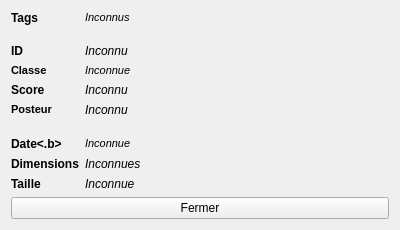
Above: ui/detailsWindow.ui from XanderMld/imgbrd-grabber before the change. Below: the same form after it.
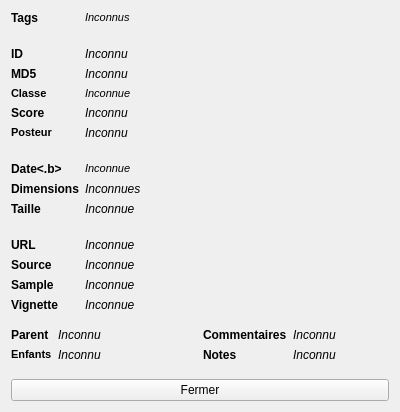
That is the form after the change. Icons and pictures are not drawn.

```diff
--- a/ui/detailsWindow.ui
+++ b/ui/detailsWindow.ui
@@ -7,9 +7,15 @@
     <x>0</x>
     <y>0</y>
     <width>400</width>
-    <height>230</height>
+    <height>412</height>
    </rect>
   </property>
+  <property name="sizePolicy">
+   <sizepolicy hsizetype="Preferred" vsizetype="Preferred">
+    <horstretch>0</horstretch>
+    <verstretch>0</verstretch>
+   </sizepolicy>
+  </property>
   <property name="windowTitle">
    <string>Form</string>
   </property>
@@ -44,10 +50,13 @@
       </widget>
      </item>
      <item row="1" column="0" colspan="2">
-      <spacer name="verticalSpacer">
+      <spacer name="verticalSpacer1">
        <property name="orientation">
         <enum>Qt::Vertical</enum>
        </property>
+       <property name="sizeType">
+        <enum>QSizePolicy::Fixed</enum>
+       </property>
        <property name="sizeHint" stdset="0">
         <size>
          <width>10</width>
@@ -70,7 +79,7 @@
        </property>
       </widget>
      </item>
-     <item row="3" column="0">
+     <item row="4" column="0">
       <widget class="QLabel" name="labelFormRating">
        <property name="text">
         <string>&lt;!DOCTYPE HTML PUBLIC &quot;-//W3C//DTD HTML 4.0//EN&quot; &quot;http://www.w3.org/TR/REC-html40/strict.dtd&quot;&gt;
@@ -81,7 +90,7 @@
        </property>
       </widget>
      </item>
-     <item row="3" column="1">
+     <item row="4" column="1">
       <widget class="QLabel" name="labelRating">
        <property name="text">
         <string>&lt;!DOCTYPE HTML PUBLIC &quot;-//W3C//DTD HTML 4.0//EN&quot; &quot;http://www.w3.org/TR/REC-html40/strict.dtd&quot;&gt;
@@ -95,14 +104,14 @@
        </property>
       </widget>
      </item>
-     <item row="4" column="0">
+     <item row="5" column="0">
       <widget class="QLabel" name="labelFormScore">
        <property name="text">
         <string>&lt;b&gt;Score&lt;/b&gt;</string>
        </property>
       </widget>
      </item>
-     <item row="4" column="1">
+     <item row="5" column="1">
       <widget class="QLabel" name="labelScore">
        <property name="text">
         <string>&lt;i&gt;Inconnu&lt;/i&gt;</string>
@@ -112,7 +121,7 @@
        </property>
       </widget>
      </item>
-     <item row="5" column="0">
+     <item row="6" column="0">
       <widget class="QLabel" name="labelFormUser">
        <property name="text">
         <string>&lt;!DOCTYPE HTML PUBLIC &quot;-//W3C//DTD HTML 4.0//EN&quot; &quot;http://www.w3.org/TR/REC-html40/strict.dtd&quot;&gt;
@@ -123,7 +132,7 @@
        </property>
       </widget>
      </item>
-     <item row="5" column="1">
+     <item row="6" column="1">
       <widget class="QLabel" name="labelUser">
        <property name="text">
         <string>&lt;i&gt;Inconnu&lt;/i&gt;</string>
@@ -133,11 +142,14 @@
        </property>
       </widget>
      </item>
-     <item row="6" column="0" colspan="2">
-      <spacer name="verticalSpacer_2">
+     <item row="7" column="0" colspan="2">
+      <spacer name="verticalSpacer2">
        <property name="orientation">
         <enum>Qt::Vertical</enum>
        </property>
+       <property name="sizeType">
+        <enum>QSizePolicy::Fixed</enum>
+       </property>
        <property name="sizeHint" stdset="0">
         <size>
          <width>10</width>
@@ -146,14 +158,14 @@
        </property>
       </spacer>
      </item>
-     <item row="7" column="0">
+     <item row="8" column="0">
       <widget class="QLabel" name="labelFormDate">
        <property name="text">
         <string>&lt;b&gt;Date&lt;.b&gt;</string>
        </property>
       </widget>
      </item>
-     <item row="7" column="1">
+     <item row="8" column="1">
       <widget class="QLabel" name="labelDate">
        <property name="text">
         <string>&lt;!DOCTYPE HTML PUBLIC &quot;-//W3C//DTD HTML 4.0//EN&quot; &quot;http://www.w3.org/TR/REC-html40/strict.dtd&quot;&gt;
@@ -164,36 +176,241 @@
        </property>
       </widget>
      </item>
-     <item row="8" column="0">
+     <item row="9" column="0">
       <widget class="QLabel" name="labelFormSize">
        <property name="text">
         <string>&lt;b&gt;Dimensions&lt;/b&gt;</string>
        </property>
       </widget>
      </item>
-     <item row="8" column="1">
+     <item row="9" column="1">
       <widget class="QLabel" name="labelSize">
        <property name="text">
         <string>&lt;i&gt;Inconnues&lt;/i&gt;</string>
        </property>
       </widget>
      </item>
-     <item row="9" column="0">
+     <item row="10" column="0">
       <widget class="QLabel" name="labelFormFilesize">
        <property name="text">
         <string>&lt;b&gt;Taille&lt;/b&gt;</string>
        </property>
       </widget>
      </item>
-     <item row="9" column="1">
+     <item row="10" column="1">
       <widget class="QLabel" name="labelFilesize">
        <property name="text">
         <string>&lt;i&gt;Inconnue&lt;/i&gt;</string>
        </property>
       </widget>
      </item>
+     <item row="3" column="0">
+      <widget class="QLabel" name="labelFormMd5">
+       <property name="text">
+        <string>&lt;b&gt;MD5&lt;/b&gt;</string>
+       </property>
+      </widget>
+     </item>
+     <item row="3" column="1">
+      <widget class="QLabel" name="labelMd5">
+       <property name="text">
+        <string>&lt;i&gt;Inconnu&lt;/i&gt;</string>
+       </property>
+      </widget>
+     </item>
+     <item row="11" column="0" colspan="2">
+      <spacer name="verticalSpacer3">
+       <property name="orientation">
+        <enum>Qt::Vertical</enum>
+       </property>
+       <property name="sizeType">
+        <enum>QSizePolicy::Fixed</enum>
+       </property>
+       <property name="sizeHint" stdset="0">
+        <size>
+         <width>10</width>
+         <height>10</height>
+        </size>
+       </property>
+      </spacer>
+     </item>
+     <item row="12" column="0">
+      <widget class="QLabel" name="labelFormUrl">
+       <property name="text">
+        <string>&lt;b&gt;URL&lt;/b&gt;</string>
+       </property>
+      </widget>
+     </item>
+     <item row="13" column="0">
+      <widget class="QLabel" name="labelFormSource">
+       <property name="text">
+        <string>&lt;b&gt;Source&lt;/b&gt;</string>
+       </property>
+      </widget>
+     </item>
+     <item row="13" column="1">
+      <widget class="QLabel" name="labelSource">
+       <property name="text">
+        <string>&lt;i&gt;Inconnue&lt;/i&gt;</string>
+       </property>
+       <property name="openExternalLinks">
+        <bool>true</bool>
+       </property>
+      </widget>
+     </item>
+     <item row="12" column="1">
+      <widget class="QLabel" name="labelUrl">
+       <property name="text">
+        <string>&lt;i&gt;Inconnue&lt;/i&gt;</string>
+       </property>
+       <property name="openExternalLinks">
+        <bool>true</bool>
+       </property>
+      </widget>
+     </item>
+     <item row="14" column="0">
+      <widget class="QLabel" name="labelFormSample">
+       <property name="text">
+        <string>&lt;b&gt;Sample&lt;/b&gt;</string>
+       </property>
+      </widget>
+     </item>
+     <item row="15" column="0">
+      <widget class="QLabel" name="labelFormPreview">
+       <property name="text">
+        <string>&lt;b&gt;Vignette&lt;/b&gt;</string>
+       </property>
+      </widget>
+     </item>
+     <item row="14" column="1">
+      <widget class="QLabel" name="labelSample">
+       <property name="text">
+        <string>&lt;i&gt;Inconnue&lt;/i&gt;</string>
+       </property>
+       <property name="openExternalLinks">
+        <bool>true</bool>
+       </property>
+      </widget>
+     </item>
+     <item row="15" column="1">
+      <widget class="QLabel" name="labelPreview">
+       <property name="text">
+        <string>&lt;i&gt;Inconnue&lt;/i&gt;</string>
+       </property>
+       <property name="openExternalLinks">
+        <bool>true</bool>
+       </property>
+      </widget>
+     </item>
     </layout>
    </item>
+   <item>
+    <spacer name="verticalSpacer">
+     <property name="orientation">
+      <enum>Qt::Vertical</enum>
+     </property>
+     <property name="sizeType">
+      <enum>QSizePolicy::Fixed</enum>
+     </property>
+     <property name="sizeHint" stdset="0">
+      <size>
+       <width>10</width>
+       <height>10</height>
+      </size>
+     </property>
+    </spacer>
+   </item>
+   <item>
+    <layout class="QHBoxLayout" name="horizontalLayout">
+     <item>
+      <layout class="QFormLayout" name="formLayout_2">
+       <property name="fieldGrowthPolicy">
+        <enum>QFormLayout::AllNonFixedFieldsGrow</enum>
+       </property>
+       <item row="0" column="0">
+        <widget class="QLabel" name="labelFormParent">
+         <property name="text">
+          <string>&lt;b&gt;Parent&lt;/b&gt;</string>
+         </property>
+        </widget>
+       </item>
+       <item row="0" column="1">
+        <widget class="QLabel" name="labelParent">
+         <property name="text">
+          <string>&lt;i&gt;Inconnu&lt;/i&gt;</string>
+         </property>
+        </widget>
+       </item>
+       <item row="1" column="0">
+        <widget class="QLabel" name="labelFormChildren">
+         <property name="text">
+          <string>&lt;!DOCTYPE HTML PUBLIC &quot;-//W3C//DTD HTML 4.0//EN&quot; &quot;http://www.w3.org/TR/REC-html40/strict.dtd&quot;&gt;
+&lt;html&gt;&lt;head&gt;&lt;meta name=&quot;qrichtext&quot; content=&quot;1&quot; /&gt;&lt;style type=&quot;text/css&quot;&gt;
+p, li { white-space: pre-wrap; }
+&lt;/style&gt;&lt;/head&gt;&lt;body style=&quot; font-family:'MS Shell Dlg 2'; font-size:8.25pt; font-weight:400; font-style:normal;&quot;&gt;
+&lt;p style=&quot; margin-top:0px; margin-bottom:0px; margin-left:0px; margin-right:0px; -qt-block-indent:0; text-indent:0px;&quot;&gt;&lt;span style=&quot; font-weight:600;&quot;&gt;Enfants&lt;/span&gt;&lt;/p&gt;&lt;/body&gt;&lt;/html&gt;</string>
+         </property>
+        </widget>
+       </item>
+       <item row="1" column="1">
+        <widget class="QLabel" name="labelChildren">
+         <property name="text">
+          <string>&lt;i&gt;Inconnu&lt;/i&gt;</string>
+         </property>
+        </widget>
+       </item>
+      </layout>
+     </item>
+     <item>
+      <layout class="QFormLayout" name="formLayout_3">
+       <item row="0" column="0">
+        <widget class="QLabel" name="labelFormComments">
+         <property name="text">
+          <string>&lt;b&gt;Commentaires&lt;/b&gt;</string>
+         </property>
+        </widget>
+       </item>
+       <item row="0" column="1">
+        <widget class="QLabel" name="labelComments">
+         <property name="text">
+          <string>&lt;i&gt;Inconnu&lt;/i&gt;</string>
+         </property>
+        </widget>
+       </item>
+       <item row="1" column="0">
+        <widget class="QLabel" name="labelFormNotes">
+         <property name="text">
+          <string>&lt;b&gt;Notes&lt;/b&gt;</string>
+         </property>
+        </widget>
+       </item>
+       <item row="1" column="1">
+        <widget class="QLabel" name="labelNotes">
+         <property name="text">
+          <string>&lt;i&gt;Inconnu&lt;/i&gt;</string>
+         </property>
+        </widget>
+       </item>
+      </layout>
+     </item>
+    </layout>
+   </item>
+   <item>
+    <spacer name="verticalSpacer_2">
+     <property name="orientation">
+      <enum>Qt::Vertical</enum>
+     </property>
+     <property name="sizeType">
+      <enum>QSizePolicy::MinimumExpanding</enum>
+     </property>
+     <property name="sizeHint" stdset="0">
+      <size>
+       <width>10</width>
+       <height>10</height>
+      </size>
+     </property>
+    </spacer>
+   </item>
    <item>
     <widget class="QPushButton" name="pushButton">
      <property name="text">
```
Left out of the diff: 17 changed lines with no effect on the pictures.
